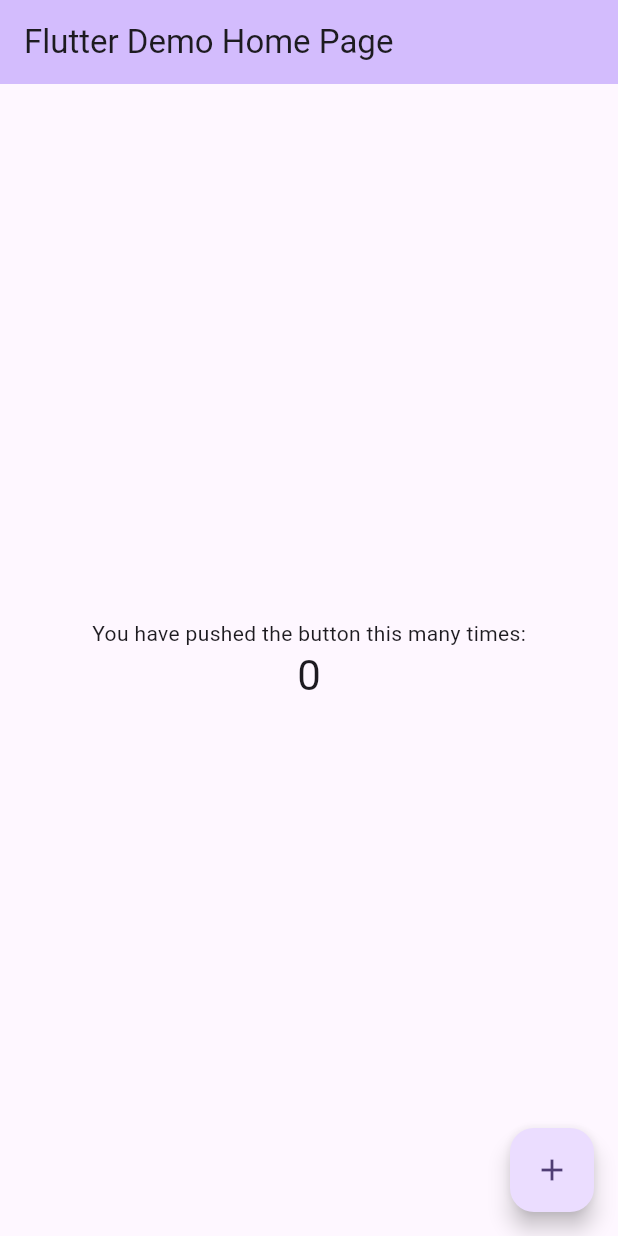
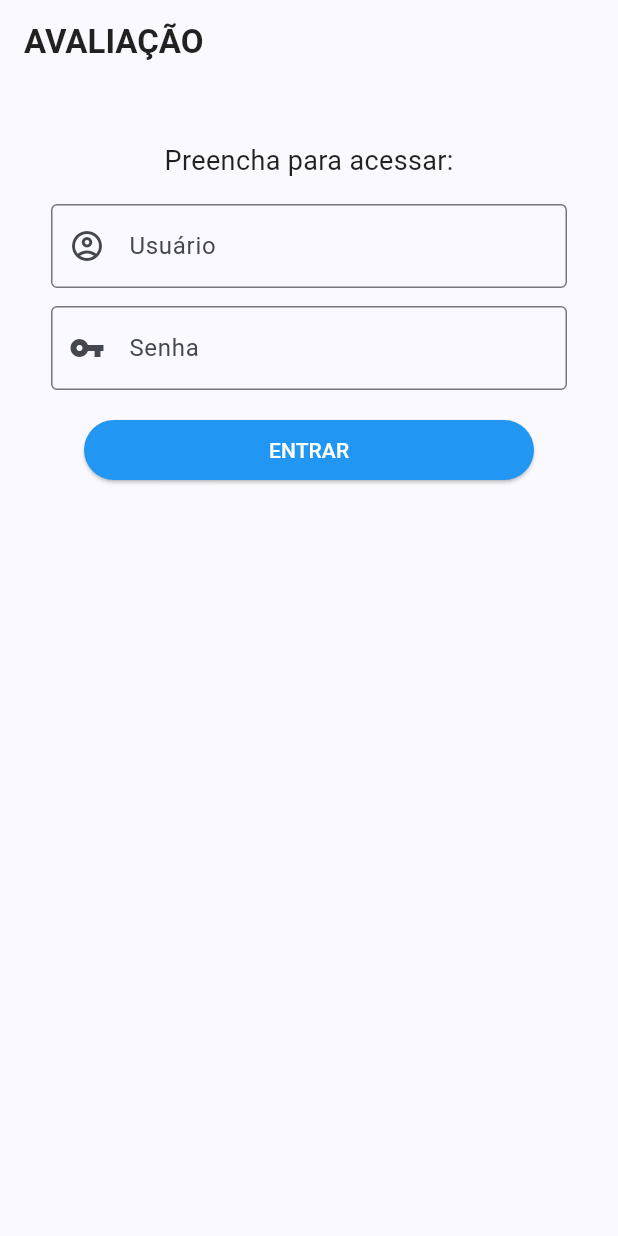
Before and after one commit to ThHenrique/fa-mobile-II-prova, a Flutter app: the screen it shows after launch, on a phone screen of 412 x 824 dp. Run offline on Flutter 3.47's test engine with Material 2 defaults, Android fonts, the phone set to English and light mode, and no system bars.

Commit message:
finish prova

```diff
--- a/lib/main.dart
+++ b/lib/main.dart
@@ -1,4 +1,6 @@
 import 'package:flutter/material.dart';
+
+import 'screens/login/login.dart';
 
 void main() {
   runApp(const MyApp());
@@ -6,120 +8,15 @@ void main() {
 
 class MyApp extends StatelessWidget {
   const MyApp({super.key});
-
-  // This widget is the root of your application.
   @override
   Widget build(BuildContext context) {
     return MaterialApp(
       title: 'Flutter Demo',
       theme: ThemeData(
-        // This is the theme of your application.
-        //
-        // TRY THIS: Try running your application with "flutter run". You'll see
-        // the application has a blue toolbar. Then, without quitting the app,
-        // try changing the seedColor in the colorScheme below to Colors.green
-        // and then invoke "hot reload" (save your changes or press the "hot
-        // reload" button in a Flutter-supported IDE, or press "r" if you used
-        // the command line to start the app).
-        //
-        // Notice that the counter didn't reset back to zero; the application
-        // state is not lost during the reload. To reset the state, use hot
-        // restart instead.
-        //
-        // This works for code too, not just values: Most code changes can be
-        // tested with just a hot reload.
-        colorScheme: ColorScheme.fromSeed(seedColor: Colors.deepPurple),
+        colorScheme: ColorScheme.fromSeed(seedColor: Colors.blueAccent),
         useMaterial3: true,
       ),
-      home: const MyHomePage(title: 'Flutter Demo Home Page'),
+      home: const Login(),
     );
   }
 }
-
-class MyHomePage extends StatefulWidget {
-  const MyHomePage({super.key, required this.title});
-
-  // This widget is the home page of your application. It is stateful, meaning
-  // that it has a State object (defined below) that contains fields that affect
-  // how it looks.
-
-  // This class is the configuration for the state. It holds the values (in this
-  // case the title) provided by the parent (in this case the App widget) and
-  // used by the build method of the State. Fields in a Widget subclass are
-  // always marked "final".
-
-  final String title;
-
-  @override
-  State<MyHomePage> createState() => _MyHomePageState();
-}
-
-class _MyHomePageState extends State<MyHomePage> {
-  int _counter = 0;
-
-  void _incrementCounter() {
-    setState(() {
-      // This call to setState tells the Flutter framework that something has
-      // changed in this State, which causes it to rerun the build method below
-      // so that the display can reflect the updated values. If we changed
-      // _counter without calling setState(), then the build method would not be
-      // called again, and so nothing would appear to happen.
-      _counter++;
-    });
-  }
-
-  @override
-  Widget build(BuildContext context) {
-    // This method is rerun every time setState is called, for instance as done
-    // by the _incrementCounter method above.
-    //
-    // The Flutter framework has been optimized to make rerunning build methods
-    // fast, so that you can just rebuild anything that needs updating rather
-    // than having to individually change instances of widgets.
-    return Scaffold(
-      appBar: AppBar(
-        // TRY THIS: Try changing the color here to a specific color (to
-        // Colors.amber, perhaps?) and trigger a hot reload to see the AppBar
-        // change color while the other colors stay the same.
-        backgroundColor: Theme.of(context).colorScheme.inversePrimary,
-        // Here we take the value from the MyHomePage object that was created by
-        // the App.build method, and use it to set our appbar title.
-        title: Text(widget.title),
-      ),
-      body: Center(
-        // Center is a layout widget. It takes a single child and positions it
-        // in the middle of the parent.
-        child: Column(
-          // Column is also a layout widget. It takes a list of children and
-          // arranges them vertically. By default, it sizes itself to fit its
-          // children horizontally, and tries to be as tall as its parent.
-          //
-          // Column has various properties to control how it sizes itself and
-          // how it positions its children. Here we use mainAxisAlignment to
-          // center the children vertically; the main axis here is the vertical
-          // axis because Columns are vertical (the cross axis would be
-          // horizontal).
-          //
-          // TRY THIS: Invoke "debug painting" (choose the "Toggle Debug Paint"
-          // action in the IDE, or press "p" in the console), to see the
-          // wireframe for each widget.
-          mainAxisAlignment: MainAxisAlignment.center,
-          children: <Widget>[
-            const Text(
-              'You have pushed the button this many times:',
-            ),
-            Text(
-              '$_counter',
-              style: Theme.of(context).textTheme.headlineMedium,
-            ),
-          ],
-        ),
-      ),
-      floatingActionButton: FloatingActionButton(
-        onPressed: _incrementCounter,
-        tooltip: 'Increment',
-        child: const Icon(Icons.add),
-      ), // This trailing comma makes auto-formatting nicer for build methods.
-    );
-  }
-}
--- /dev/null
+++ b/lib/screens/login/login.dart
@@ -0,0 +1,122 @@
+import 'package:flutter/material.dart';
+import 'package:prova/screens/form/form.dart';
+import 'package:prova/shared/utils/validade_input.dart';
+import 'package:prova/shared/widgets/input.dart';
+
+// Classe que instância classe responsável por gerenciar estados
+class Login extends StatefulWidget {
+  const Login({super.key});
+
+  @override
+  LoginState createState() => LoginState();
+}
+
+// classe que contém os widgets
+class LoginState extends State<Login> {
+  final formKey = GlobalKey<FormState>();
+
+  final validator = InputValidator();
+
+  var username = '', password = '', formMessage = '';
+
+  bool isValidForm(BuildContext context) {
+    setState(() {
+      formMessage = "";
+    });
+
+    if (!formKey.currentState!.validate()) {
+      return false;
+    }
+    formKey.currentState!.save();
+
+    if (username != "teste" || password != "123") {
+      setState(() {
+        formMessage = "Acesso não permitido";
+      });
+      return false;
+    }
+
+    Navigator.pushReplacement(
+      context,
+      MaterialPageRoute(builder: (BuildContext context) {
+        return const FormSreen();
+      }),
+    );
+
+    return true;
+  }
+
+  @override
+  Widget build(BuildContext context) {
+    return Scaffold(
+      appBar: AppBar(
+        // barra do aplicativo
+        title: const Text(
+          'AVALIAÇÃO',
+          style: TextStyle(fontWeight: FontWeight.bold, color: Colors.black87),
+        ),
+      ),
+      body: SingleChildScrollView(
+        padding: const EdgeInsets.symmetric(horizontal: 16, vertical: 20),
+        // corpo do aplicativo
+        child: Container(
+          margin: const EdgeInsets.all(15.0),
+          padding: const EdgeInsets.all(3.0),
+          child: Form(
+            key: formKey,
+            child: Column(
+              children: [
+                const Text(
+                  'Preencha para acessar:',
+                  style: TextStyle(
+                    fontWeight: FontWeight.w400,
+                    fontSize: 18,
+                    color: Colors.black87,
+                  ),
+                ),
+                const SizedBox(height: 16.0),
+                Input(
+                  label: 'Usuário',
+                  icon: const Icon(Icons.account_circle_outlined),
+                  validator: validator.validateText,
+                  onSaved: (String value) => username = value,
+                ),
+                const SizedBox(height: 12.0),
+                Input(
+                  label: 'Senha',
+                  icon: const Icon(Icons.vpn_key),
+                  validator: validator.validateText,
+                  onSaved: (String value) => password = value,
+                ),
+                const SizedBox(height: 16.0),
+                Align(
+                  alignment: Alignment.center,
+                  child: SizedBox(
+                    width: 300,
+                    child: ElevatedButton(
+                      style: ElevatedButton.styleFrom(backgroundColor: Colors.blue),
+                      onPressed: () => isValidForm(context), // executa _enviar
+                      child: const Text(
+                        'ENTRAR',
+                        style: TextStyle(
+                          fontWeight: FontWeight.w500,
+                          color: Colors.white,
+                        ),
+                      ),
+                    ),
+                  ),
+                ),
+                formMessage.isNotEmpty
+                    ? Text(
+                        formMessage,
+                        style: const TextStyle(color: Colors.redAccent, fontWeight: FontWeight.w500),
+                      )
+                    : Container()
+              ],
+            ),
+          ),
+        ),
+      ),
+    );
+  }
+}
--- /dev/null
+++ b/lib/shared/widgets/input.dart
@@ -0,0 +1,41 @@
+import 'package:flutter/material.dart';
+
+class Input extends StatefulWidget {
+  final String label;
+  final Icon icon;
+  final String? Function(String value, String field) validator;
+  final void Function(String value) onSaved;
+  final TextInputType keyboardType;
+
+  const Input({
+    Key? key,
+    required this.label,
+    required this.icon,
+    required this.validator,
+    required this.onSaved,
+    this.keyboardType = TextInputType.text,
+  }) : super(key: key);
+
+  @override
+  State<StatefulWidget> createState() => _InputState();
+}
+
+class _InputState extends State<Input> {
+  @override
+  Widget build(BuildContext context) {
+    return TextFormField(
+      onSaved: (String? value) => widget.onSaved(value ?? ''),
+      keyboardType: widget.keyboardType,
+      validator: (String? value) => widget.validator(value ?? '', widget.label),
+      decoration: InputDecoration(
+        hintText: 'Digite o ${widget.label}',
+        border: const OutlineInputBorder(),
+        label: Text(widget.label),
+        focusedBorder: const OutlineInputBorder(
+          borderSide: BorderSide(color: Colors.black87, width: 1.5),
+        ),
+        prefixIcon: widget.icon,
+      ),
+    );
+  }
+}
```
Also changed, not shown: lib/screens/form/form.dart (added, +76 -0 lines), lib/screens/form/form_controller.dart (added, +18 -0 lines), lib/screens/result_form/result_form.dart (added, +63 -0 lines), lib/shared/utils/validade_input.dart (added, +20 -0 lines).
